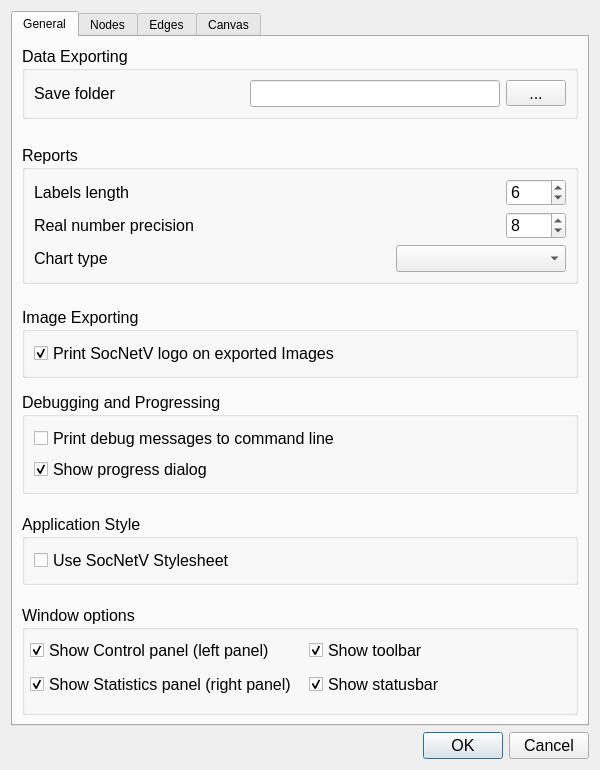
The window that src/forms/dialogsettings.ui (socnetv/app) describes before a commit, drawn with Qt 5.
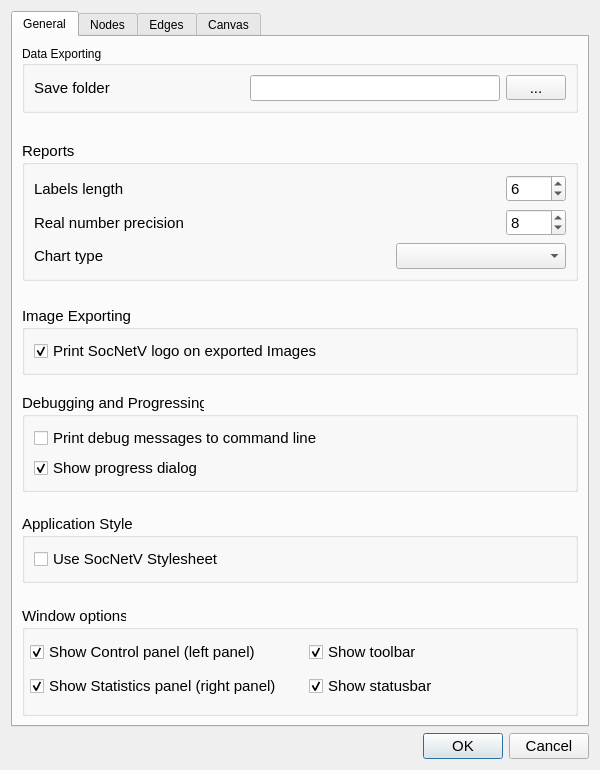
The same window after the commit.

Patch:
```diff
--- a/src/forms/dialogsettings.ui
+++ b/src/forms/dialogsettings.ui
@@ -36,7 +36,7 @@
      </property>
      <property name="font">
       <font>
-       <family>Ubuntu</family>
+       <family>Liberation Sans</family>
       </font>
      </property>
      <property name="currentIndex">
@@ -57,8 +57,7 @@
          </property>
          <property name="font">
           <font>
-           <family>Ubuntu</family>
-           <pointsize>12</pointsize>
+           <family>Liberation Sans</family>
           </font>
          </property>
          <property name="title">
@@ -71,8 +70,8 @@
              <widget class="QLabel" name="label">
               <property name="font">
                <font>
-                <family>Ubuntu</family>
-                <pointsize>12</pointsize>
+                <family>Liberation Sans</family>
+                <pointsize>11</pointsize>
                </font>
               </property>
               <property name="toolTip">
@@ -87,8 +86,8 @@
              <spacer name="horizontalSpacer">
               <property name="font">
                <font>
-                <family>Ubuntu</family>
-                <pointsize>12</pointsize>
+                <family>Liberation Sans</family>
+                <pointsize>11</pointsize>
                </font>
               </property>
               <property name="orientation">
@@ -112,8 +111,8 @@
               </property>
               <property name="font">
                <font>
-                <family>Ubuntu</family>
-                <pointsize>12</pointsize>
+                <family>Liberation Sans</family>
+                <pointsize>11</pointsize>
                </font>
               </property>
               <property name="toolTip">
@@ -134,8 +133,8 @@
               </property>
               <property name="font">
                <font>
-                <family>Ubuntu</family>
-                <pointsize>12</pointsize>
+                <family>Liberation Sans</family>
+                <pointsize>11</pointsize>
                </font>
               </property>
               <property name="cursor">
@@ -161,8 +160,8 @@
         <spacer name="verticalSpacer_7">
          <property name="font">
           <font>
-           <family>Ubuntu</family>
-           <pointsize>12</pointsize>
+           <family>Liberation Sans</family>
+           <pointsize>11</pointsize>
           </font>
          </property>
          <property name="orientation">
@@ -186,8 +185,8 @@
          </property>
          <property name="font">
           <font>
-           <family>Ubuntu</family>
-           <pointsize>12</pointsize>
+           <family>Liberation Sans</family>
+           <pointsize>11</pointsize>
           </font>
          </property>
          <property name="title">
@@ -212,8 +211,8 @@
               </property>
               <property name="font">
                <font>
-                <family>Ubuntu</family>
-                <pointsize>12</pointsize>
+                <family>Liberation Sans</family>
+                <pointsize>11</pointsize>
                </font>
               </property>
               <property name="toolTip">
@@ -228,8 +227,8 @@
              <spacer name="horizontalSpacer_25">
               <property name="font">
                <font>
-                <family>Ubuntu</family>
-                <pointsize>12</pointsize>
+                <family>Liberation Sans</family>
+                <pointsize>11</pointsize>
                </font>
               </property>
               <property name="orientation">
@@ -259,8 +258,8 @@
               </property>
               <property name="font">
                <font>
-                <family>Ubuntu</family>
-                <pointsize>12</pointsize>
+                <family>Liberation Sans</family>
+                <pointsize>11</pointsize>
                </font>
               </property>
               <property name="cursor">
@@ -294,8 +293,8 @@
               </property>
               <property name="font">
                <font>
-                <family>Ubuntu</family>
-                <pointsize>12</pointsize>
+                <family>Liberation Sans</family>
+                <pointsize>11</pointsize>
                </font>
               </property>
               <property name="toolTip">
@@ -310,8 +309,8 @@
              <spacer name="horizontalSpacer_26">
               <property name="font">
                <font>
-                <family>Ubuntu</family>
-                <pointsize>12</pointsize>
+                <family>Liberation Sans</family>
+                <pointsize>11</pointsize>
                </font>
               </property>
               <property name="orientation">
@@ -341,8 +340,8 @@
               </property>
               <property name="font">
                <font>
-                <family>Ubuntu</family>
-                <pointsize>12</pointsize>
+                <family>Liberation Sans</family>
+                <pointsize>11</pointsize>
                </font>
               </property>
               <property name="cursor">
@@ -364,8 +363,8 @@
              <widget class="QLabel" name="label_25">
               <property name="font">
                <font>
-                <family>Ubuntu</family>
-                <pointsize>12</pointsize>
+                <family>Liberation Sans</family>
+                <pointsize>11</pointsize>
                </font>
               </property>
               <property name="toolTip">
@@ -380,8 +379,8 @@
              <spacer name="horizontalSpacer_27">
               <property name="font">
                <font>
-                <family>Ubuntu</family>
-                <pointsize>12</pointsize>
+                <family>Liberation Sans</family>
+                <pointsize>11</pointsize>
                </font>
               </property>
               <property name="orientation">
@@ -411,8 +410,8 @@
               </property>
               <property name="font">
                <font>
-                <family>Ubuntu</family>
-                <pointsize>12</pointsize>
+                <family>Liberation Sans</family>
+                <pointsize>11</pointsize>
                </font>
               </property>
               <property name="toolTip">
@@ -440,8 +439,8 @@
         <spacer name="verticalSpacer_3">
          <property name="font">
           <font>
-           <family>Ubuntu</family>
-           <pointsize>12</pointsize>
+           <family>Liberation Sans</family>
+           <pointsize>11</pointsize>
           </font>
          </property>
          <property name="orientation">
@@ -465,8 +464,8 @@
          </property>
          <property name="font">
           <font>
-           <family>Ubuntu</family>
-           <pointsize>12</pointsize>
+           <family>Liberation Sans</family>
+           <pointsize>11</pointsize>
           </font>
          </property>
          <property name="title">
@@ -477,8 +476,8 @@
            <widget class="QCheckBox" name="printLogoChkBox">
             <property name="font">
              <font>
-              <family>Ubuntu</family>
-              <pointsize>12</pointsize>
+              <family>Liberation Sans</family>
+              <pointsize>11</pointsize>
              </font>
             </property>
             <property name="toolTip">
@@ -505,8 +504,8 @@
         <spacer name="verticalSpacer_5">
          <property name="font">
           <font>
-           <family>Ubuntu</family>
-           <pointsize>12</pointsize>
+           <family>Liberation Sans</family>
+           <pointsize>11</pointsize>
           </font>
          </property>
          <property name="orientation">
@@ -530,8 +529,8 @@
          </property>
          <property name="font">
           <font>
-           <family>Ubuntu</family>
-           <pointsize>12</pointsize>
+           <family>Liberation Sans</family>
+           <pointsize>11</pointsize>
           </font>
          </property>
          <property name="title">
@@ -542,8 +541,8 @@
            <widget class="QCheckBox" name="printDebugChkBox">
             <property name="font">
              <font>
-              <family>Ubuntu</family>
-              <pointsize>12</pointsize>
+              <family>Liberation Sans</family>
+              <pointsize>11</pointsize>
              </font>
             </property>
             <property name="toolTip">
@@ -564,8 +563,8 @@
            <widget class="QCheckBox" name="progressDialogChkBox">
             <property name="font">
              <font>
-              <family>Ubuntu</family>
-              <pointsize>12</pointsize>
+              <family>Liberation Sans</family>
+              <pointsize>11</pointsize>
              </font>
             </property>
             <property name="toolTip">
@@ -592,8 +591,8 @@
         <spacer name="verticalSpacer_4">
          <property name="font">
           <font>
-           <family>Ubuntu</family>
-           <pointsize>12</pointsize>
+           <family>Liberation Sans</family>
+           <pointsize>11</pointsize>
           </font>
          </property>
          <property name="orientation">
@@ -623,8 +622,8 @@
          </property>
          <property name="font">
           <font>
-           <family>Ubuntu</family>
-           <pointsize>12</pointsize>
+           <family>Liberation Sans</family>
+           <pointsize>11</pointsize>
           </font>
          </property>
          <property name="title">
@@ -635,8 +634,8 @@
            <widget class="QCheckBox" name="stylesheetDefaultChkBox">
             <property name="font">
              <font>
-              <family>Ubuntu</family>
-              <pointsize>12</pointsize>
+              <family>Liberation Sans</family>
+              <pointsize>11</pointsize>
              </font>
             </property>
             <property name="toolTip">
@@ -660,8 +659,8 @@
         <spacer name="verticalSpacer_6">
          <property name="font">
           <font>
-           <family>Ubuntu</family>
-           <pointsize>12</pointsize>
+           <family>Liberation Sans</family>
+           <pointsize>11</pointsize>
           </font>
          </property>
          <property name="orientation">
@@ -685,8 +684,8 @@
          </property>
          <property name="font">
           <font>
-           <family>Ubuntu</family>
-           <pointsize>12</pointsize>
+           <family>Liberation Sans</family>
+           <pointsize>11</pointsize>
           </font>
          </property>
          <property name="title">
@@ -703,8 +702,8 @@
           </property>
           <property name="font">
            <font>
-            <family>Ubuntu</family>
-            <pointsize>12</pointsize>
+            <family>Liberation Sans</family>
+            <pointsize>11</pointsize>
            </font>
           </property>
           <layout class="QGridLayout" name="gridLayout_2">
@@ -712,8 +711,8 @@
             <widget class="QCheckBox" name="leftPanelChkBox">
              <property name="font">
               <font>
-               <family>Ubuntu</family>
-               <pointsize>12</pointsize>
+               <family>Liberation Sans</family>
+               <pointsize>11</pointsize>
               </font>
              </property>
              <property name="toolTip">
@@ -737,8 +736,8 @@
             <widget class="QCheckBox" name="showToolBarChkBox">
              <property name="font">
               <font>
-               <family>Ubuntu</family>
-               <pointsize>12</pointsize>
+               <family>Liberation Sans</family>
+               <pointsize>11</pointsize>
               </font>
              </property>
              <property name="toolTip">
@@ -762,8 +761,8 @@
             <widget class="QCheckBox" name="rightPanelChkBox">
              <property name="font">
               <font>
-               <family>Ubuntu</family>
-               <pointsize>12</pointsize>
+               <family>Liberation Sans</family>
+               <pointsize>11</pointsize>
               </font>
              </property>
              <property name="toolTip">
@@ -787,8 +786,8 @@
             <widget class="QCheckBox" name="showStatusBarChkBox">
              <property name="font">
               <font>
-               <family>Ubuntu</family>
-               <pointsize>12</pointsize>
+               <family>Liberation Sans</family>
+               <pointsize>11</pointsize>
               </font>
              </property>
              <property name="toolTip">
@@ -2979,8 +2978,8 @@
     <widget class="QDialogButtonBox" name="buttonBox">
      <property name="font">
       <font>
-       <family>Ubuntu</family>
-       <pointsize>12</pointsize>
+       <family>Liberation Sans</family>
+       <pointsize>11</pointsize>
       </font>
      </property>
      <property name="orientation">
```
Left out of the diff: 291 changed lines with no effect on the pictures.
